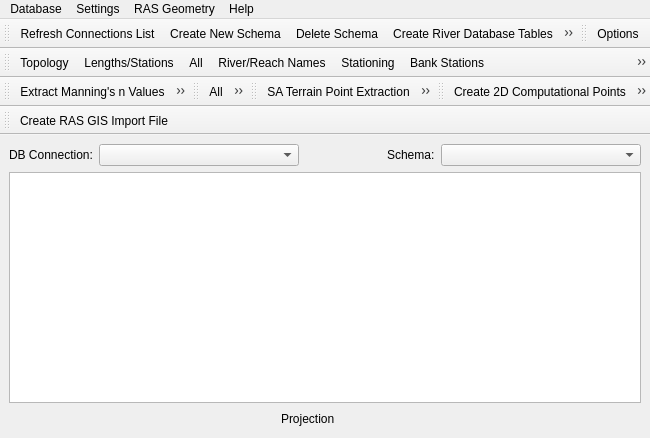
Qt form rivergis/ui/ui_rivergis.ui (erpas/rgis) before a commit.
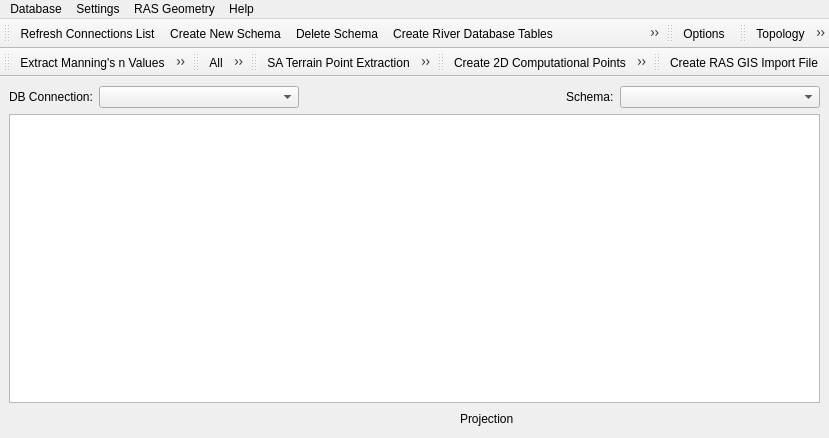
The same form after that commit. Icons and pictures are not drawn. Custom widgets are drawn as their Qt base class.

Diff of the .ui file:
```diff
--- a/rivergis/ui/ui_rivergis.ui
+++ b/rivergis/ui/ui_rivergis.ui
@@ -336,7 +336,7 @@
     <enum>TopToolBarArea</enum>
    </attribute>
    <attribute name="toolBarBreak">
-    <bool>true</bool>
+    <bool>false</bool>
    </attribute>
    <addaction name="actionRASTopology1D"/>
    <addaction name="actionRASLengthsStations"/>
@@ -415,7 +415,7 @@
     <enum>TopToolBarArea</enum>
    </attribute>
    <attribute name="toolBarBreak">
-    <bool>true</bool>
+    <bool>false</bool>
    </attribute>
    <addaction name="actionRASCreateRASGISImport"/>
   </widget>
```
Left out of the diff: 2 changed lines with no effect on the pictures.
